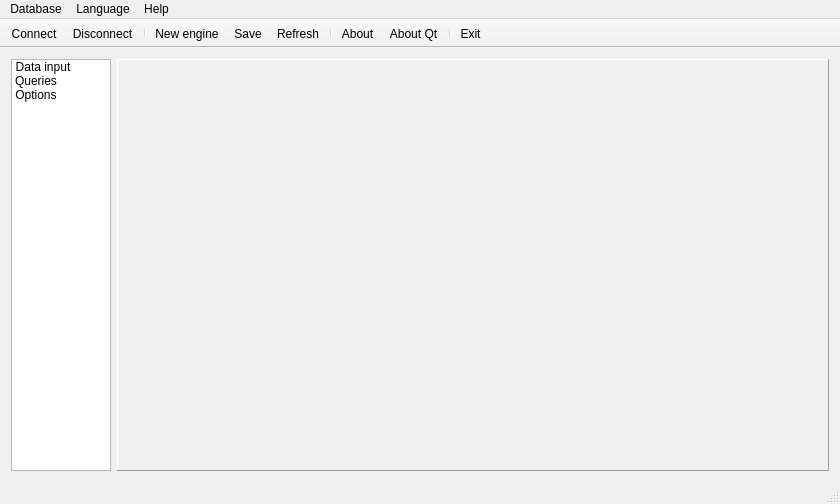
olgerd27/gtes_starts, file gtes_starts/main_window.ui: the form before one commit.
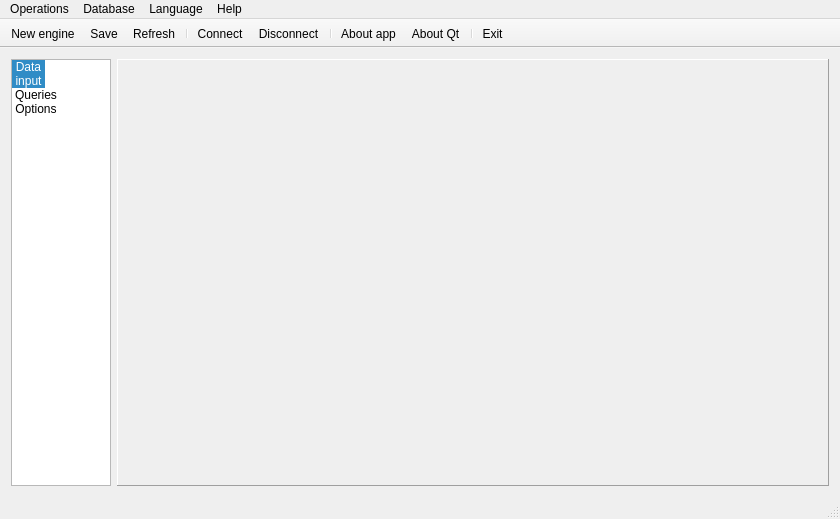
The form after the commit. Icons and pictures are not drawn. Custom widgets are drawn as their Qt base class.

Commit message: Add description of the "Options" panel to the requirements. Add CoreApp class. Add "Operations" menu item to the MainWindow menu and move some actions here from the "Database" menu item.

```diff
--- a/gtes_starts/main_window.ui
+++ b/gtes_starts/main_window.ui
@@ -7,7 +7,7 @@
     <x>0</x>
     <y>0</y>
     <width>840</width>
-    <height>504</height>
+    <height>519</height>
    </rect>
   </property>
   <property name="windowTitle">
@@ -54,11 +54,12 @@
        <enum>QListView::IconMode</enum>
       </property>
       <property name="currentRow">
-       <number>-1</number>
+       <number>0</number>
       </property>
       <item>
        <property name="text">
-        <string>Data input</string>
+        <string>Data
+input</string>
        </property>
        <property name="toolTip">
         <string>&lt;html&gt;&lt;head/&gt;&lt;body&gt;&lt;p&gt;Show the &lt;span style=&quot; font-weight:600;&quot;&gt;Data input&lt;/span&gt; panel&lt;/p&gt;&lt;/body&gt;&lt;/html&gt;</string>
@@ -142,7 +143,7 @@
      <x>0</x>
      <y>0</y>
      <width>840</width>
-     <height>20</height>
+     <height>25</height>
     </rect>
    </property>
    <widget class="QMenu" name="m_menuHelp">
@@ -166,11 +167,16 @@
     </property>
     <addaction name="m_actConnectToDB"/>
     <addaction name="m_actDisconnectFromDB"/>
-    <addaction name="separator"/>
+   </widget>
+   <widget class="QMenu" name="menuOperations">
+    <property name="title">
+     <string>Operations</string>
+    </property>
     <addaction name="m_actNewEngine"/>
     <addaction name="m_actSave"/>
     <addaction name="m_actRefresh"/>
    </widget>
+   <addaction name="menuOperations"/>
    <addaction name="m_menuDatabase"/>
    <addaction name="m_menuLanguage"/>
    <addaction name="m_menuHelp"/>
@@ -197,13 +203,13 @@
    <attribute name="toolBarBreak">
     <bool>false</bool>
    </attribute>
-   <addaction name="m_actConnectToDB"/>
-   <addaction name="m_actDisconnectFromDB"/>
-   <addaction name="separator"/>
    <addaction name="m_actNewEngine"/>
    <addaction name="m_actSave"/>
    <addaction name="m_actRefresh"/>
    <addaction name="separator"/>
+   <addaction name="m_actConnectToDB"/>
+   <addaction name="m_actDisconnectFromDB"/>
+   <addaction name="separator"/>
    <addaction name="m_actAboutApp"/>
    <addaction name="m_actAboutQt"/>
    <addaction name="separator"/>
@@ -252,7 +258,7 @@
      <normaloff>:/images/document-properties.png</normaloff>:/images/document-properties.png</iconset>
    </property>
    <property name="text">
-    <string>About</string>
+    <string>About app</string>
    </property>
    <property name="toolTip">
     <string>Show information about this application</string>
```
Left out of the diff: 4 changed lines with no effect on the pictures. The commit also changes 7 other files.
